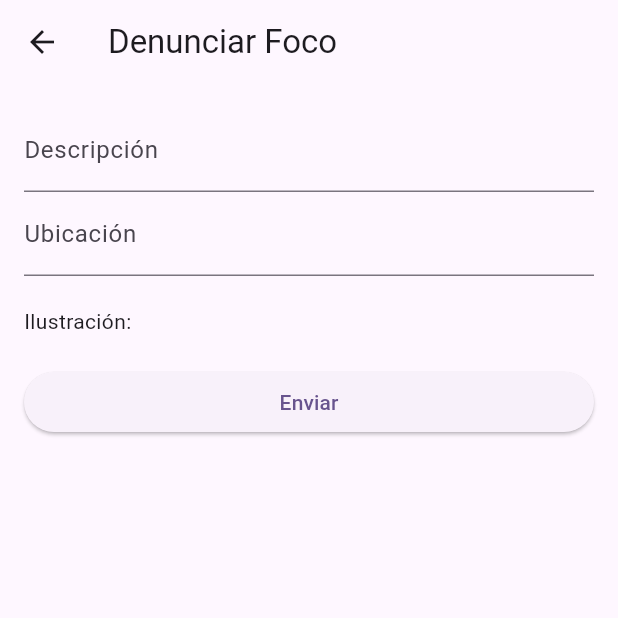
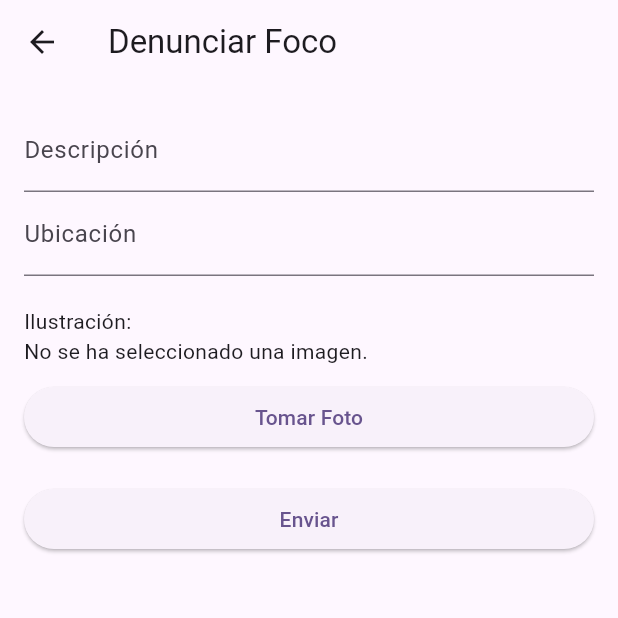
Before and after one commit to Error404Solutions/EpidemiApp, a Flutter app: the DenunciaFocoScreen screen opened directly, on a phone screen of 412 x 824 dp, the top half of it. Run offline on Flutter 3.47's test engine with Material 3 defaults, Android fonts, the phone set to English and light mode, and no system bars; our stand-ins replace image_picker.

Commit message:
Funcionalidad tomar foto

```diff
--- a/lib/widgets/denuncia_foco_form.dart
+++ b/lib/widgets/denuncia_foco_form.dart
@@ -1,4 +1,5 @@
 import 'package:flutter/material.dart';
+import 'package:image_picker/image_picker.dart';
 import 'dart:io';
 
 class DenunciaFocoForm extends StatefulWidget {
@@ -8,6 +9,19 @@ class DenunciaFocoForm extends StatefulWidget {
 
 class _DenunciaFocoFormState extends State<DenunciaFocoForm> {
   final _formKey = GlobalKey<FormState>();
+  File? _image;
+
+  Future<void> _pickImage() async {
+    final picker = ImagePicker();
+    final pickedFile = await picker.getImage(source: ImageSource.camera);
+
+    if (pickedFile != null) {
+      setState(() {
+        _image = File(pickedFile.path);
+      });
+    }
+  }
+
   @override
   Widget build(BuildContext context) {
     return Padding(
@@ -42,6 +56,14 @@ class _DenunciaFocoFormState extends State<DenunciaFocoForm> {
               ),
               SizedBox(height: 20),
               Text('Ilustración:'),
+              _image == null
+                  ? Text('No se ha seleccionado una imagen.')
+                  : Image.file(_image!),
+              SizedBox(height: 10),
+              ElevatedButton(
+                onPressed: _pickImage,
+                child: Text('Tomar Foto'),
+              ),
               SizedBox(height: 20),
               ElevatedButton(
                 onPressed: () {
```
